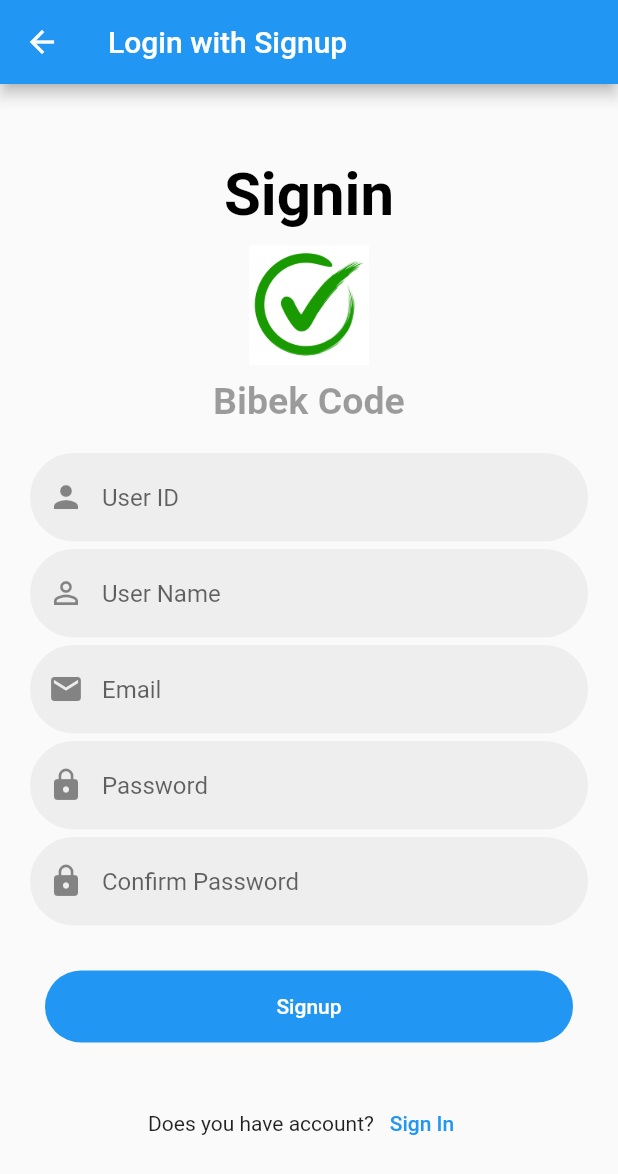
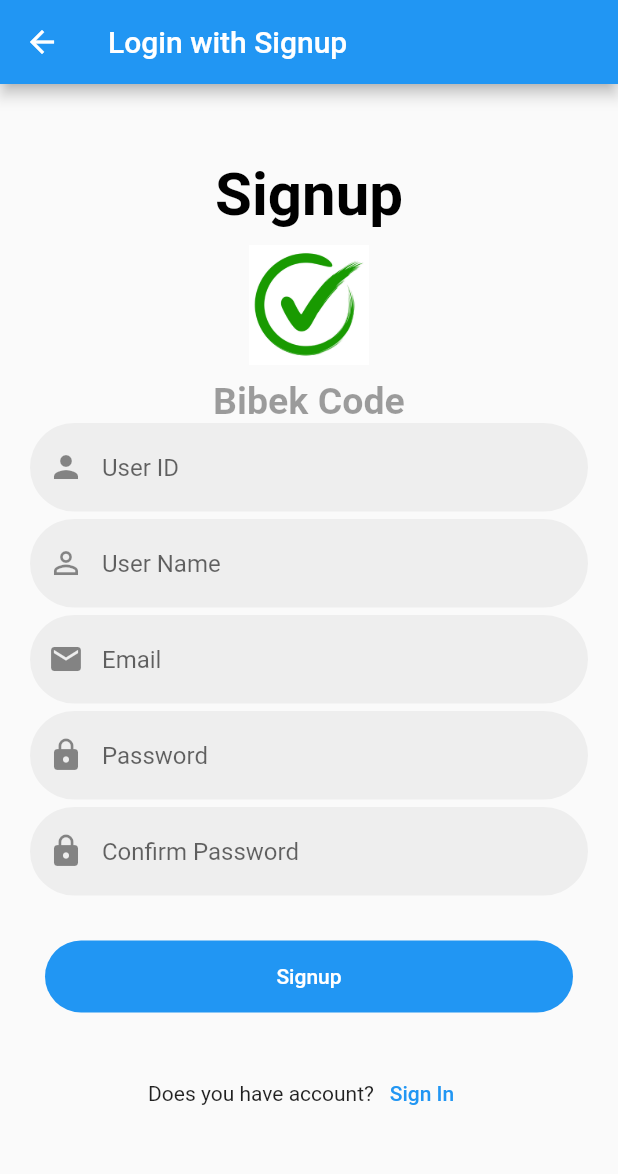
Before and after one commit to bibek-in-github/flutter-loginForm, a Flutter app: the screen it shows after launch, after a tap on "Signup", on a phone screen of 412 x 824 dp. Shown: the top 1174 px of the screen. Run offline on Flutter 3.47's test engine with Material 2 defaults, Android fonts, the phone set to English and light mode, and no system bars.

Commit message:
again refactor

```diff
--- a/lib/Comm/genTextFormField.dart
+++ b/lib/Comm/genTextFormField.dart
@@ -5,11 +5,13 @@ class getTextFormField extends StatelessWidget {
   final String hintname;
   final IconData icon;
   final bool isObscureText;
-  const getTextFormField(
+   final TextInputType inputType ;
+   getTextFormField(
       {required this.controller,
       required this.hintname,
       required this.icon,
        this.isObscureText = false,
+         required this.inputType,
       super.key});
 
   @override
@@ -20,6 +22,7 @@ class getTextFormField extends StatelessWidget {
       child: TextFormField(
         controller: controller,
         obscureText: isObscureText,
+        keyboardType: inputType,
         decoration: InputDecoration(
           enabledBorder: OutlineInputBorder(
             borderRadius: BorderRadius.all(Radius.circular(30.0)),
--- a/lib/Screens/SignupForm.dart
+++ b/lib/Screens/SignupForm.dart
@@ -1,4 +1,5 @@
 import 'package:flutter/material.dart';
+import 'package:login_form/Comm/genTextFormField.dart';
 import 'package:login_form/Screens/loginform.dart';
 
 class SignupForm extends StatefulWidget {
@@ -9,6 +10,11 @@ class SignupForm extends StatefulWidget {
 }
 
 class _SignupFormState extends State<SignupForm> {
+  final _conUserId = TextEditingController();
+  final _conUserName = TextEditingController();
+  final _conEmail = TextEditingController();
+  final _conPassword = TextEditingController();
+  final _conCPassword = TextEditingController();
   @override
   Widget build(BuildContext context) {
     return Scaffold(
@@ -24,7 +30,7 @@ class _SignupFormState extends State<SignupForm> {
               children: [
                 SizedBox(height: 50.0),
                 Text(
-                  'Signin',
+                  'Signup',
                   style: TextStyle(
                     fontWeight: FontWeight.bold,
                     color: Colors.black,
@@ -46,128 +52,52 @@ class _SignupFormState extends State<SignupForm> {
                     fontSize: 25.0,
                   ),
                 ),
-                Container(
-                  padding: EdgeInsets.symmetric(horizontal: 20.0),
-                  margin: EdgeInsets.only(top: 20.0),
-                  child: TextFormField(
-                    decoration: InputDecoration(
-                      enabledBorder: OutlineInputBorder(
-                        borderRadius: BorderRadius.all(Radius.circular(30.0)),
-                        borderSide: BorderSide(
-                          color: Colors.transparent,
-                        ),
-                      ),
-                      focusedBorder: OutlineInputBorder(
-                        borderRadius: BorderRadius.all(Radius.circular(30.0)),
-                        borderSide: BorderSide(
-                          color: Colors.blue,
-                        ),
-                      ),
-                      prefixIcon: Icon(Icons.person),
-                      hintText: 'User ID',
-                      fillColor: Colors.grey[200],
-                      filled: true,
-                    ),
-                  ),
+                getTextFormField(
+                  controller: _conUserId,
+                  hintname: 'User ID',
+                  icon: Icons.person,
+                  inputType: TextInputType.number,
                 ),
-                  Container(
-                  padding: EdgeInsets.symmetric(horizontal: 20.0),
-                  margin: EdgeInsets.only(top: 5.0),
-                  child: TextFormField(
-                    decoration: InputDecoration(
-                      enabledBorder: OutlineInputBorder(
-                        borderRadius: BorderRadius.all(Radius.circular(30.0)),
-                        borderSide: BorderSide(
-                          color: Colors.transparent,
-                        ),
-                      ),
-                      focusedBorder: OutlineInputBorder(
-                        borderRadius: BorderRadius.all(Radius.circular(30.0)),
-                        borderSide: BorderSide(
-                          color: Colors.blue,
-                        ),
-                      ),
-                      prefixIcon: Icon(Icons.person_outline),
-                      hintText: 'User Name',
-                      fillColor: Colors.grey[200],
-                      filled: true,
-                    ),
-                  ),
+                SizedBox(
+                  height: 5.0,
                 ),
-                        Container(
-                  padding: EdgeInsets.symmetric(horizontal: 20.0),
-                  margin: EdgeInsets.only(top: 5.0),
-                  child: TextFormField(
-                    decoration: InputDecoration(
-                      enabledBorder: OutlineInputBorder(
-                        borderRadius: BorderRadius.all(Radius.circular(30.0)),
-                        borderSide: BorderSide(
-                          color: Colors.transparent,
-                        ),
-                      ),
-                      focusedBorder: OutlineInputBorder(
-                        borderRadius: BorderRadius.all(Radius.circular(30.0)),
-                        borderSide: BorderSide(
-                          color: Colors.blue,
-                        ),
-                      ),
-                      prefixIcon: Icon(Icons.email),
-                      hintText: 'Email',
-                      fillColor: Colors.grey[200],
-                      filled: true,
-                    ),
-                  ),
+                 getTextFormField(
+                  controller: _conUserName,
+                  hintname: 'User Name',
+                  icon: Icons.person_outline,
+                  inputType: TextInputType.name,
                 ),
-                Container(
-                  padding: EdgeInsets.symmetric(horizontal: 20.0),
-                  margin: EdgeInsets.only(top: 5.0),
-                  child: TextFormField(
-                    obscureText: true,
-                    decoration: InputDecoration(
-                      enabledBorder: OutlineInputBorder(
-                        borderRadius: BorderRadius.all(Radius.circular(30.0)),
-                        borderSide: BorderSide(
-                          color: Colors.transparent,
-                        ),
-                      ),
-                      focusedBorder: OutlineInputBorder(
-                        borderRadius: BorderRadius.all(Radius.circular(30.0)),
-                        borderSide: BorderSide(
-                          color: Colors.blue,
-                        ),
-                      ),
-                      prefixIcon: Icon(Icons.lock),
-                      hintText: 'Password',
-                      fillColor: Colors.grey[200],
-                      filled: true,
-                    ),
-                  ),
+                SizedBox(
+                  height: 5.0,
                 ),
-                 Container(
-                  padding: EdgeInsets.symmetric(horizontal: 20.0),
-                  margin: EdgeInsets.only(top: 5.0),
-                  child: TextFormField(
-                    obscureText: true,
-                    decoration: InputDecoration(
-                      enabledBorder: OutlineInputBorder(
-                        borderRadius: BorderRadius.all(Radius.circular(30.0)),
-                        borderSide: BorderSide(
-                          color: Colors.transparent,
-                        ),
-                      ),
-                      focusedBorder: OutlineInputBorder(
-                        borderRadius: BorderRadius.all(Radius.circular(30.0)),
-                        borderSide: BorderSide(
-                          color: Colors.blue,
-                        ),
-                      ),
-                      prefixIcon: Icon(Icons.lock),
-                      hintText: 'Confirm Password',
-                      fillColor: Colors.grey[200],
-                      filled: true,
-                    ),
-                  ),
+                getTextFormField(
+                  controller: _conEmail,
+                  hintname: 'Email',
+                  icon: Icons.email,
+                  inputType: TextInputType.emailAddress,
                 ),
+                SizedBox(
+                  height: 5.0,
+                ),
+
+                getTextFormField(
+                  controller: _conPassword,
+                  hintname: 'Password',
+                  icon: Icons.lock,
+                  isObscureText: true,
+                  inputType: TextInputType.visiblePassword,
+                ),
+                 SizedBox(
+                  height: 5.0,
+                ),
+                  getTextFormField(
+                  controller: _conCPassword,
+                  hintname: 'Confirm Password',
+                  icon: Icons.lock,
+                  isObscureText: true,
+                  inputType: TextInputType.visiblePassword,
+                ),
+
                 Container(
                   margin: EdgeInsets.all(30.0),
                   width: double.infinity,
--- a/lib/Screens/loginform.dart
+++ b/lib/Screens/loginform.dart
@@ -48,6 +48,7 @@ class LoginForm extends StatelessWidget {
                   controller: _conUserId,
                   hintname: 'User ID',
                   icon: Icons.person,
+                  inputType: TextInputType.number,
                 ),
                 SizedBox(
                   height: 5.0,
@@ -57,6 +58,7 @@ class LoginForm extends StatelessWidget {
                   hintname: 'Password',
                   icon: Icons.lock,
                   isObscureText: true,
+                  inputType: TextInputType.visiblePassword,
                 ),
                 Container(
                   margin: EdgeInsets.all(30.0),
```
